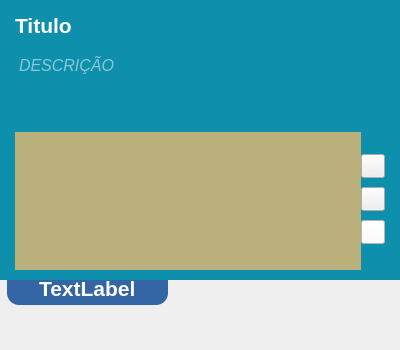
First picture: the form in Telas/UI/cardGrupo.ui, repository Nautilidae-project/Nautilus, before the edit.
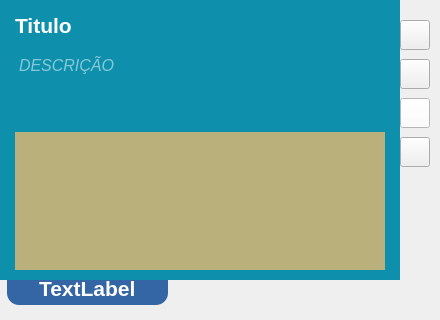
Second picture: the form after the edit. Icons and pictures are not drawn.

What changed in the file:
```diff
--- a/Telas/UI/cardGrupo.ui
+++ b/Telas/UI/cardGrupo.ui
@@ -6,20 +6,20 @@
    <rect>
     <x>0</x>
     <y>0</y>
-    <width>400</width>
-    <height>350</height>
+    <width>440</width>
+    <height>320</height>
    </rect>
   </property>
   <property name="minimumSize">
    <size>
-    <width>350</width>
-    <height>350</height>
+    <width>440</width>
+    <height>320</height>
    </size>
   </property>
   <property name="maximumSize">
    <size>
-    <width>400</width>
-    <height>400</height>
+    <width>440</width>
+    <height>320</height>
    </size>
   </property>
   <property name="windowTitle">
@@ -195,140 +195,6 @@
          </column>
         </widget>
        </item>
-       <item row="0" column="1" alignment="Qt::AlignVCenter">
-        <widget class="QFrame" name="frBotoes">
-         <property name="minimumSize">
-          <size>
-           <width>0</width>
-           <height>0</height>
-          </size>
-         </property>
-         <property name="maximumSize">
-          <size>
-           <width>24</width>
-           <height>100</height>
-          </size>
-         </property>
-         <property name="styleSheet">
-          <string notr="true">#frBotoes{
-	background-color: transparent;
-}</string>
-         </property>
-         <property name="frameShape">
-          <enum>QFrame::NoFrame</enum>
-         </property>
-         <property name="frameShadow">
-          <enum>QFrame::Raised</enum>
-         </property>
-         <layout class="QFormLayout" name="formLayout">
-          <property name="horizontalSpacing">
-           <number>0</number>
-          </property>
-          <property name="verticalSpacing">
-           <number>9</number>
-          </property>
-          <property name="leftMargin">
-           <number>0</number>
-          </property>
-          <property name="topMargin">
-           <number>0</number>
-          </property>
-          <property name="rightMargin">
-           <number>0</number>
-          </property>
-          <property name="bottomMargin">
-           <number>4</number>
-          </property>
-          <item row="3" column="1">
-           <widget class="QPushButton" name="pbEditar">
-            <property name="minimumSize">
-             <size>
-              <width>24</width>
-              <height>24</height>
-             </size>
-            </property>
-            <property name="maximumSize">
-             <size>
-              <width>24</width>
-              <height>24</height>
-             </size>
-            </property>
-            <property name="styleSheet">
-             <string notr="true">#pbEditar {
-	background-image: url(:/Editar/cardEditar.png);
-	background-position: center;
-	background-repeat: no-repeat;
-}</string>
-            </property>
-            <property name="text">
-             <string/>
-            </property>
-           </widget>
-          </item>
-          <item row="4" column="1">
-           <widget class="QPushButton" name="pbEmailCard">
-            <property name="minimumSize">
-             <size>
-              <width>24</width>
-              <height>24</height>
-             </size>
-            </property>
-            <property name="maximumSize">
-             <size>
-              <width>24</width>
-              <height>24</height>
-             </size>
-            </property>
-            <property name="styleSheet">
-             <string notr="true">#pbEmailCard{
-	background-image: url(:/Email/cardEmail.png);
-	background-position: center;
-	background-repeat: no-repeat;
-}
-</string>
-            </property>
-            <property name="text">
-             <string/>
-            </property>
-           </widget>
-          </item>
-          <item row="5" column="1">
-           <widget class="QPushButton" name="pbExcluir">
-            <property name="minimumSize">
-             <size>
-              <width>24</width>
-              <height>24</height>
-             </size>
-            </property>
-            <property name="maximumSize">
-             <size>
-              <width>24</width>
-              <height>24</height>
-             </size>
-            </property>
-            <property name="styleSheet">
-             <string notr="true">#pbExcluir {
-	background-image: url(:/Excluir/cardExcluirRed.png);
-	background-position: center;
-	background-repeat: no-repeat;
-	background-color: #fff;
-}
-
-#pbExcluir::hover {
-	background-image: url(:/ExcluirW/cardExcluirWhite.png);
-	background-position: center;
-	background-repeat: no-repeat;
-	background-color: #ff8d74;
-}</string>
-            </property>
-            <property name="text">
-             <string/>
-            </property>
-           </widget>
-          </item>
-         </layout>
-        </widget>
-       </item>
       </layout>
       <zorder>frBotoes</zorder>
       <zorder>tblGrupoItem</zorder>
@@ -488,6 +354,169 @@
     </item>
    </layout>
   </widget>
+  <widget class="QFrame" name="frBotoes">
+   <property name="geometry">
+    <rect>
+     <x>400</x>
+     <y>20</y>
+     <width>30</width>
+     <height>220</height>
+    </rect>
+   </property>
+   <property name="minimumSize">
+    <size>
+     <width>30</width>
+     <height>220</height>
+    </size>
+   </property>
+   <property name="maximumSize">
+    <size>
+     <width>30</width>
+     <height>220</height>
+    </size>
+   </property>
+   <property name="styleSheet">
+    <string notr="true">#frBotoes{
+	background-color: transparent;
+}
+
+#pbEditar {
+	background-image: url(:/Editar/cardEditar.png);
+	background-position: center;
+	background-repeat: no-repeat;
+}
+
+#pbEmailCard{
+	background-image: url(:/Email/cardEmail.png);
+	background-position: center;
+	background-repeat: no-repeat;
+}
+
+#pbExcluir {
+	background-image: url(:/Excluir/cardExcluirRed.png);
+	background-position: center;
+	background-repeat: no-repeat;
+	background-color: #fff;
+}
+
+#pbExcluir::hover {
+	background-image: url(:/ExcluirW/cardExcluirWhite.png);
+	background-position: center;
+	background-repeat: no-repeat;
+	background-color: #ff8d74;
+}
+</string>
+   </property>
+   <layout class="QFormLayout" name="formLayout">
+    <property name="horizontalSpacing">
+     <number>0</number>
+    </property>
+    <property name="verticalSpacing">
+     <number>9</number>
+    </property>
+    <property name="leftMargin">
+     <number>0</number>
+    </property>
+    <property name="topMargin">
+     <number>0</number>
+    </property>
+    <property name="rightMargin">
+     <number>0</number>
+    </property>
+    <property name="bottomMargin">
+     <number>4</number>
+    </property>
+    <item row="3" column="1">
+     <widget class="QPushButton" name="pbEditar">
+      <property name="minimumSize">
+       <size>
+        <width>30</width>
+        <height>30</height>
+       </size>
+      </property>
+      <property name="maximumSize">
+       <size>
+        <width>30</width>
+        <height>30</height>
+       </size>
+      </property>
+      <property name="styleSheet">
+       <string notr="true"/>
+      </property>
+      <property name="text">
+       <string/>
+      </property>
+     </widget>
+    </item>
+    <item row="4" column="1">
+     <widget class="QPushButton" name="pbEmailCard">
+      <property name="minimumSize">
+       <size>
+        <width>30</width>
+        <height>30</height>
+       </size>
+      </property>
+      <property name="maximumSize">
+       <size>
+        <width>30</width>
+        <height>30</height>
+       </size>
+      </property>
+      <property name="styleSheet">
+       <string notr="true"/>
+      </property>
+      <property name="text">
+       <string/>
+      </property>
+     </widget>
+    </item>
+    <item row="5" column="1">
+     <widget class="QPushButton" name="pbExcluir">
+      <property name="minimumSize">
+       <size>
+        <width>30</width>
+        <height>30</height>
+       </size>
+      </property>
+      <property name="maximumSize">
+       <size>
+        <width>30</width>
+        <height>30</height>
+       </size>
+      </property>
+      <property name="styleSheet">
+       <string notr="true"/>
+      </property>
+      <property name="text">
+       <string/>
+      </property>
+     </widget>
+    </item>
+    <item row="6" column="1">
+     <widget class="QPushButton" name="pbExcluir_2">
+      <property name="minimumSize">
+       <size>
+        <width>30</width>
+        <height>30</height>
+       </size>
+      </property>
+      <property name="maximumSize">
+       <size>
+        <width>30</width>
+        <height>30</height>
+       </size>
+      </property>
+      <property name="styleSheet">
+       <string notr="true"/>
+      </property>
+      <property name="text">
+       <string/>
+      </property>
+     </widget>
+    </item>
+   </layout>
+  </widget>
+  <zorder>frBotoes</zorder>
   <zorder>frCategoria</zorder>
   <zorder>frGrupoCard</zorder>
  </widget>
```
Left out of the diff: 2 changed lines with no effect on the pictures.
